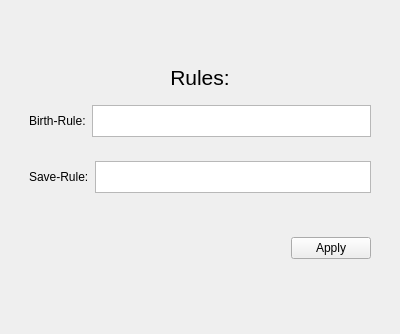
Qt form lab2/App/ui/Rule/rule.ui (BigCubeCat/22209-Bitochkin) before a commit.
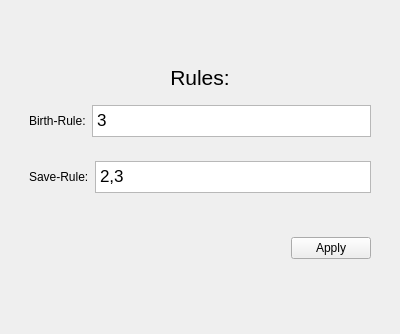
The same form after that commit.

Commit message: feat(render): new drawing rules

```diff
--- a/lab2/App/ui/Rule/rule.ui
+++ b/lab2/App/ui/Rule/rule.ui
@@ -61,7 +61,15 @@
           </widget>
          </item>
          <item>
-          <widget class="QTextEdit" name="textEdit"/>
+          <widget class="QTextEdit" name="textEdit">
+           <property name="html">
+            <string>&lt;!DOCTYPE HTML PUBLIC &quot;-//W3C//DTD HTML 4.0//EN&quot; &quot;http://www.w3.org/TR/REC-html40/strict.dtd&quot;&gt;
+&lt;html&gt;&lt;head&gt;&lt;meta name=&quot;qrichtext&quot; content=&quot;1&quot; /&gt;&lt;style type=&quot;text/css&quot;&gt;
+p, li { white-space: pre-wrap; }
+&lt;/style&gt;&lt;/head&gt;&lt;body style=&quot; font-family:'Cantarell'; font-size:13pt; font-weight:400; font-style:normal;&quot;&gt;
+&lt;p style=&quot; margin-top:0px; margin-bottom:0px; margin-left:0px; margin-right:0px; -qt-block-indent:0; text-indent:0px;&quot;&gt;3&lt;/p&gt;&lt;/body&gt;&lt;/html&gt;</string>
+           </property>
+          </widget>
          </item>
         </layout>
        </widget>
@@ -96,6 +104,13 @@
              <height>16777215</height>
             </size>
            </property>
+           <property name="html">
+            <string>&lt;!DOCTYPE HTML PUBLIC &quot;-//W3C//DTD HTML 4.0//EN&quot; &quot;http://www.w3.org/TR/REC-html40/strict.dtd&quot;&gt;
+&lt;html&gt;&lt;head&gt;&lt;meta name=&quot;qrichtext&quot; content=&quot;1&quot; /&gt;&lt;style type=&quot;text/css&quot;&gt;
+p, li { white-space: pre-wrap; }
+&lt;/style&gt;&lt;/head&gt;&lt;body style=&quot; font-family:'Cantarell'; font-size:13pt; font-weight:400; font-style:normal;&quot;&gt;
+&lt;p style=&quot; margin-top:0px; margin-bottom:0px; margin-left:0px; margin-right:0px; -qt-block-indent:0; text-indent:0px;&quot;&gt;2,3&lt;/p&gt;&lt;/body&gt;&lt;/html&gt;</string>
+           </property>
           </widget>
          </item>
         </layout>
```
The commit also changes 3 other files.
